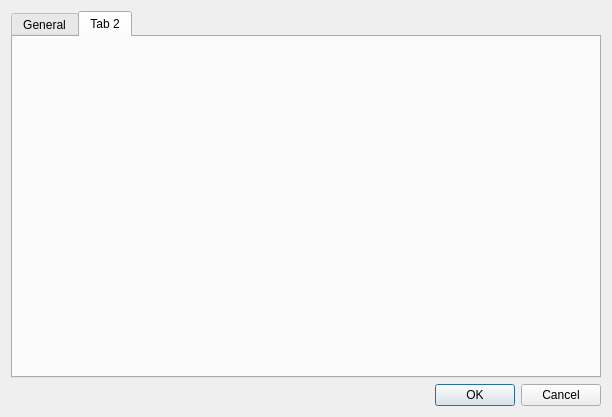
This is ui/settingsdialog.ui in sjuvonen/coquillo as Qt 5 draws it before an edit. The edited form follows.
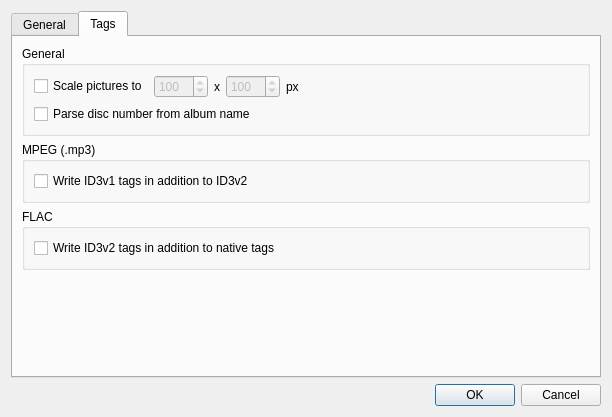
This is the edited form. The open tabs and pages were chosen to show the change. Icons and pictures are not drawn.

Commit message: Implement SafeFilenames, ParseDiscNumber and TrimWhiteSpace filters

Patch:
```diff
--- a/ui/settingsdialog.ui
+++ b/ui/settingsdialog.ui
@@ -88,8 +88,150 @@
      </widget>
      <widget class="QWidget" name="tab_2">
       <attribute name="title">
-       <string>Tab 2</string>
+       <string>Tags</string>
       </attribute>
+      <layout class="QVBoxLayout" name="verticalLayout_7">
+       <item>
+        <widget class="QGroupBox" name="groupBox_5">
+         <property name="title">
+          <string>General</string>
+         </property>
+         <layout class="QVBoxLayout" name="verticalLayout_6">
+          <item>
+           <layout class="QHBoxLayout" name="horizontalLayout_10">
+            <item>
+             <widget class="QCheckBox" name="prefScaleCovers">
+              <property name="text">
+               <string>Scale pictures to</string>
+              </property>
+             </widget>
+            </item>
+            <item>
+             <widget class="QSpinBox" name="prefScaleWidth">
+              <property name="enabled">
+               <bool>false</bool>
+              </property>
+              <property name="minimum">
+               <number>50</number>
+              </property>
+              <property name="maximum">
+               <number>1000</number>
+              </property>
+              <property name="singleStep">
+               <number>10</number>
+              </property>
+              <property name="value">
+               <number>100</number>
+              </property>
+             </widget>
+            </item>
+            <item>
+             <widget class="QLabel" name="label_10">
+              <property name="text">
+               <string>x</string>
+              </property>
+             </widget>
+            </item>
+            <item>
+             <widget class="QSpinBox" name="prefScaleHeight">
+              <property name="enabled">
+               <bool>false</bool>
+              </property>
+              <property name="frame">
+               <bool>true</bool>
+              </property>
+              <property name="minimum">
+               <number>50</number>
+              </property>
+              <property name="maximum">
+               <number>1000</number>
+              </property>
+              <property name="singleStep">
+               <number>10</number>
+              </property>
+              <property name="value">
+               <number>100</number>
+              </property>
+             </widget>
+            </item>
+            <item>
+             <widget class="QLabel" name="label_11">
+              <property name="text">
+               <string>px</string>
+              </property>
+             </widget>
+            </item>
+            <item>
+             <spacer name="horizontalSpacer_10">
+              <property name="orientation">
+               <enum>Qt::Horizontal</enum>
+              </property>
+              <property name="sizeHint" stdset="0">
+               <size>
+                <width>40</width>
+                <height>20</height>
+               </size>
+              </property>
+             </spacer>
+            </item>
+           </layout>
+          </item>
+          <item>
+           <widget class="QCheckBox" name="checkBox_3">
+            <property name="text">
+             <string>Parse disc number from album name</string>
+            </property>
+           </widget>
+          </item>
+         </layout>
+        </widget>
+       </item>
+       <item>
+        <widget class="QGroupBox" name="groupBox_3">
+         <property name="title">
+          <string>MPEG (.mp3)</string>
+         </property>
+         <layout class="QVBoxLayout" name="verticalLayout_2">
+          <item>
+           <widget class="QCheckBox" name="checkBox">
+            <property name="text">
+             <string>Write ID3v1 tags in addition to ID3v2</string>
+            </property>
+           </widget>
+          </item>
+         </layout>
+        </widget>
+       </item>
+       <item>
+        <widget class="QGroupBox" name="groupBox_4">
+         <property name="title">
+          <string>FLAC</string>
+         </property>
+         <layout class="QVBoxLayout" name="verticalLayout_5">
+          <item>
+           <widget class="QCheckBox" name="checkBox_2">
+            <property name="text">
+             <string>Write ID3v2 tags in addition to native tags</string>
+            </property>
+           </widget>
+          </item>
+         </layout>
+        </widget>
+       </item>
+       <item>
+        <spacer name="verticalSpacer_2">
+         <property name="orientation">
+          <enum>Qt::Vertical</enum>
+         </property>
+         <property name="sizeHint" stdset="0">
+          <size>
+           <width>20</width>
+           <height>40</height>
+          </size>
+         </property>
+        </spacer>
+       </item>
+      </layout>
      </widget>
     </widget>
    </item>
```
Left out of the diff: 2 changed lines with no effect on the pictures. The commit also changes 10 other files.
